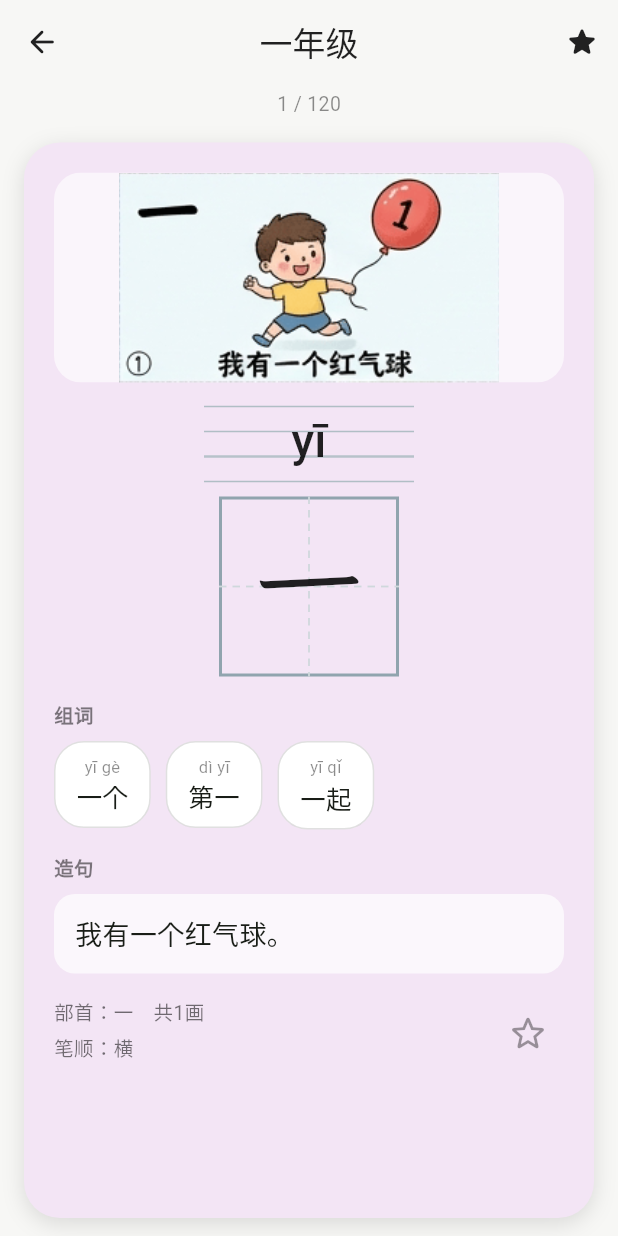
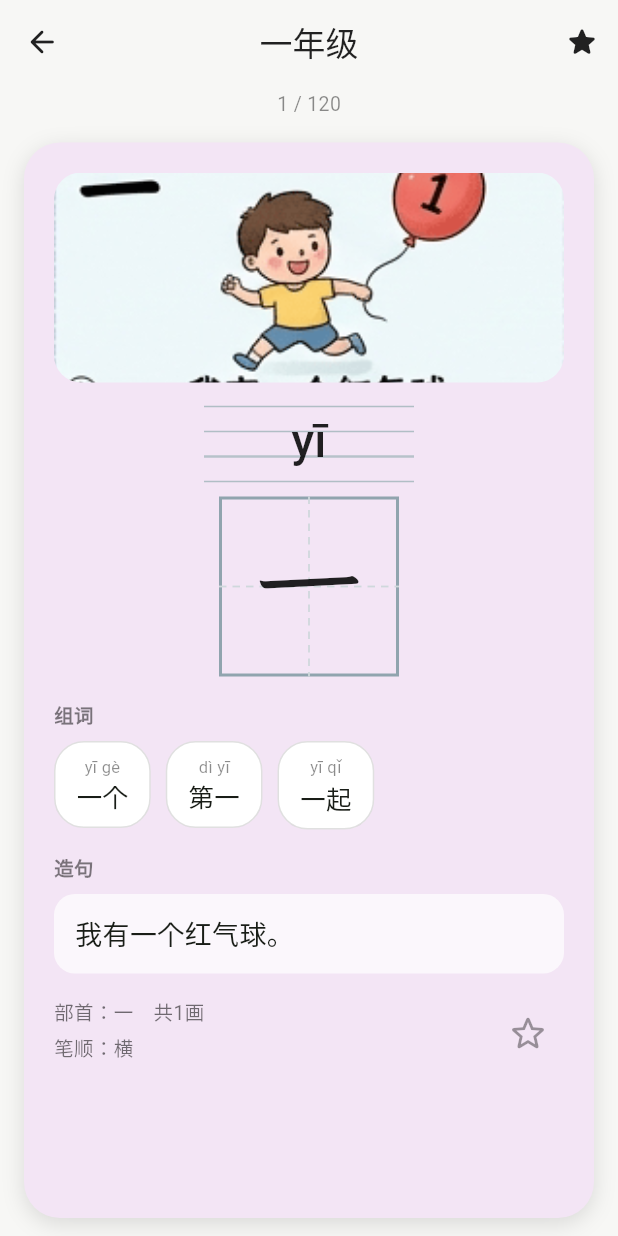
Before and after one commit to manyi100/StudyChineseWord, a Flutter app: the screen it shows after launch, after a tap on an icon or button, on a phone screen of 412 x 824 dp. Run offline on Flutter 3.47's test engine with Material 3 defaults, Android fonts, the phone set to English and light mode, and no system bars; our stand-ins replace flutter_tts, shared_preferences.

Commit message:
Fix white bars around character images by filling the card frame

```diff
--- a/lib/widgets/character_card.dart
+++ b/lib/widgets/character_card.dart
@@ -68,27 +68,36 @@ class CharacterCard extends StatelessWidget {
                 ),
               ),
 
-            // 配图区：有配图就显示，没有(imageAsset为空)就显示占位图标
+            // 配图区：有配图就铺满整个圆角框，没有(imageAsset为空)才显示占位图标。
+            // 注意不要在外层 Container 上加 alignment：一旦给了对齐方式，子组件会按
+            // 图片自身的尺寸居中，左右两侧就会露出底色，看起来像一条白边。
             ClipRRect(
               borderRadius: BorderRadius.circular(18),
-              child: Container(
+              child: SizedBox(
                 height: 140,
                 width: double.infinity,
-                color: Colors.white.withOpacity(0.6),
-                alignment: Alignment.center,
                 child: hanzi.imageAsset != null
                     ? Image.asset(
                         hanzi.imageAsset!,
                         fit: BoxFit.cover,
-                        cacheWidth: 280,
-                        errorBuilder: (context, error, stack) => const Icon(
-                          Icons.image_outlined,
-                          size: 52,
-                          color: Colors.black26,
+                        width: double.infinity,
+                        height: double.infinity,
+                        errorBuilder: (context, error, stack) => Container(
+                          color: Colors.white.withOpacity(0.6),
+                          alignment: Alignment.center,
+                          child: const Icon(
+                            Icons.image_outlined,
+                            size: 52,
+                            color: Colors.black26,
+                          ),
                         ),
                       )
-                    : const Icon(Icons.image_outlined,
-                        size: 52, color: Colors.black26),
+                    : Container(
+                        color: Colors.white.withOpacity(0.6),
+                        alignment: Alignment.center,
+                        child: const Icon(Icons.image_outlined,
+                            size: 52, color: Colors.black26),
+                      ),
               ),
             ),
             const SizedBox(height: 16),
```
